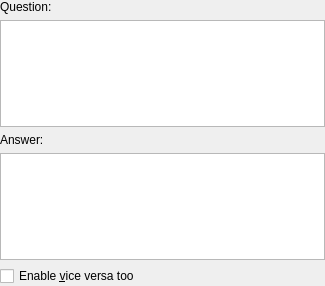
This is mnemosyne/mnemosyne/pyqt_ui/card_twosided_wdgt.ui in vasvlad/pomni as Qt 5 draws it before an edit. The edited form follows.
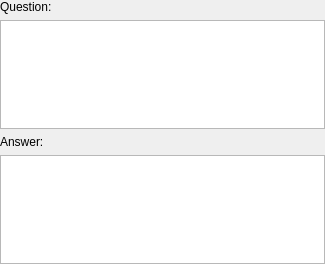
This is the edited form.

Diff of the .ui file:
```diff
--- a/mnemosyne/mnemosyne/pyqt_ui/card_twosided_wdgt.ui
+++ b/mnemosyne/mnemosyne/pyqt_ui/card_twosided_wdgt.ui
@@ -6,7 +6,7 @@
     <x>0</x>
     <y>0</y>
     <width>325</width>
-    <height>286</height>
+    <height>264</height>
    </rect>
   </property>
   <layout class="QHBoxLayout" >
@@ -14,7 +14,7 @@
     <number>0</number>
    </property>
    <item>
-    <layout class="QVBoxLayout" >
+    <layout class="QVBoxLayout" name="verticalLayout" >
      <item>
       <widget class="QLabel" name="question_label" >
        <property name="maximumSize" >
@@ -61,13 +61,6 @@
        </property>
       </widget>
      </item>
-     <item>
-      <widget class="QCheckBox" name="vice_versa" >
-       <property name="text" >
-        <string>Enable &amp;vice versa too</string>
-       </property>
-      </widget>
-     </item>
     </layout>
    </item>
   </layout>
```
